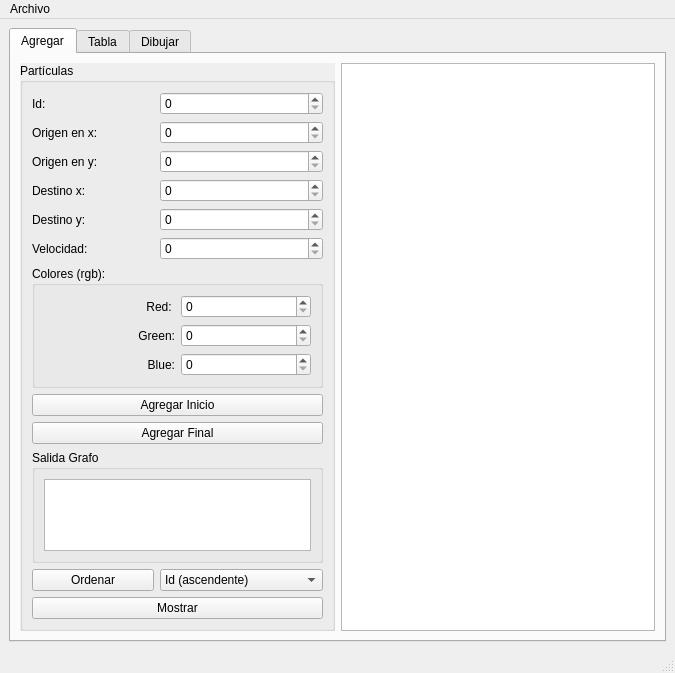
cesar1451/Actividad11_QFileDialog, file mainwindow.ui: the form before one commit.
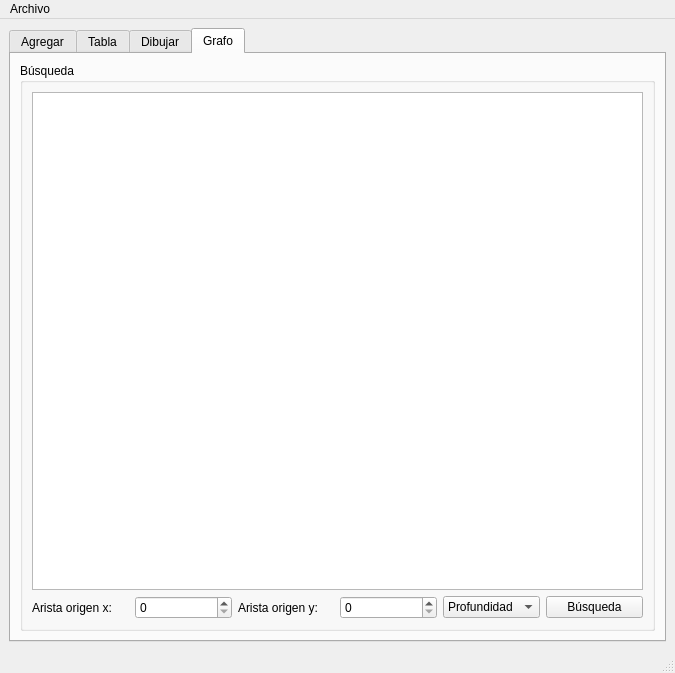
The form after the commit. The open tabs and pages were chosen to show the change.

Commit message: Se añadio a los algoritmos la busqueda en profundidad y en anchura

Patch:
```diff
--- a/mainwindow.ui
+++ b/mainwindow.ui
@@ -7,7 +7,7 @@
     <x>0</x>
     <y>0</y>
     <width>675</width>
-    <height>670</height>
+    <height>671</height>
    </rect>
   </property>
   <property name="windowTitle">
@@ -396,6 +396,81 @@
         </item>
        </layout>
       </widget>
+      <widget class="QWidget" name="tab_4">
+       <attribute name="title">
+        <string>Grafo</string>
+       </attribute>
+       <layout class="QGridLayout" name="gridLayout_9">
+        <item row="0" column="0">
+         <widget class="QGroupBox" name="groupBox_4">
+          <property name="title">
+           <string>Búsqueda</string>
+          </property>
+          <layout class="QGridLayout" name="gridLayout_8">
+           <item row="2" column="1">
+            <widget class="QSpinBox" name="nodo_x_spinBox">
+             <property name="maximum">
+              <number>999999999</number>
+             </property>
+            </widget>
+           </item>
+           <item row="2" column="4">
+            <widget class="QComboBox" name="tipo_busqueda_comboBox">
+             <item>
+              <property name="text">
+               <string>Profundidad</string>
+              </property>
+             </item>
+             <item>
+              <property name="text">
+               <string>Anchura</string>
+              </property>
+             </item>
+            </widget>
+           </item>
+           <item row="2" column="2">
+            <widget class="QLabel" name="label_7">
+             <property name="text">
+              <string>Arista origen y:</string>
+             </property>
+            </widget>
+           </item>
+           <item row="2" column="5">
+            <widget class="QPushButton" name="busqueda_grafo_pushButton">
+             <property name="text">
+              <string>Búsqueda</string>
+             </property>
+            </widget>
+           </item>
+           <item row="2" column="3">
+            <widget class="QSpinBox" name="nodo_y_spinBox">
+             <property name="maximum">
+              <number>999999999</number>
+             </property>
+            </widget>
+           </item>
+           <item row="2" column="0">
+            <widget class="QLabel" name="label_11">
+             <property name="text">
+              <string>Arista origen x:</string>
+             </property>
+            </widget>
+           </item>
+           <item row="0" column="0" colspan="6">
+            <widget class="QPlainTextEdit" name="mostrar_grafo_plainTextEdit">
+             <property name="font">
+              <font>
+               <family>Arial</family>
+               <pointsize>16</pointsize>
+              </font>
+             </property>
+            </widget>
+           </item>
+          </layout>
+         </widget>
+        </item>
+       </layout>
+      </widget>
      </widget>
     </item>
    </layout>
```
Left out of the diff: 7 changed lines with no effect on the pictures. The commit also changes 4 other files.
